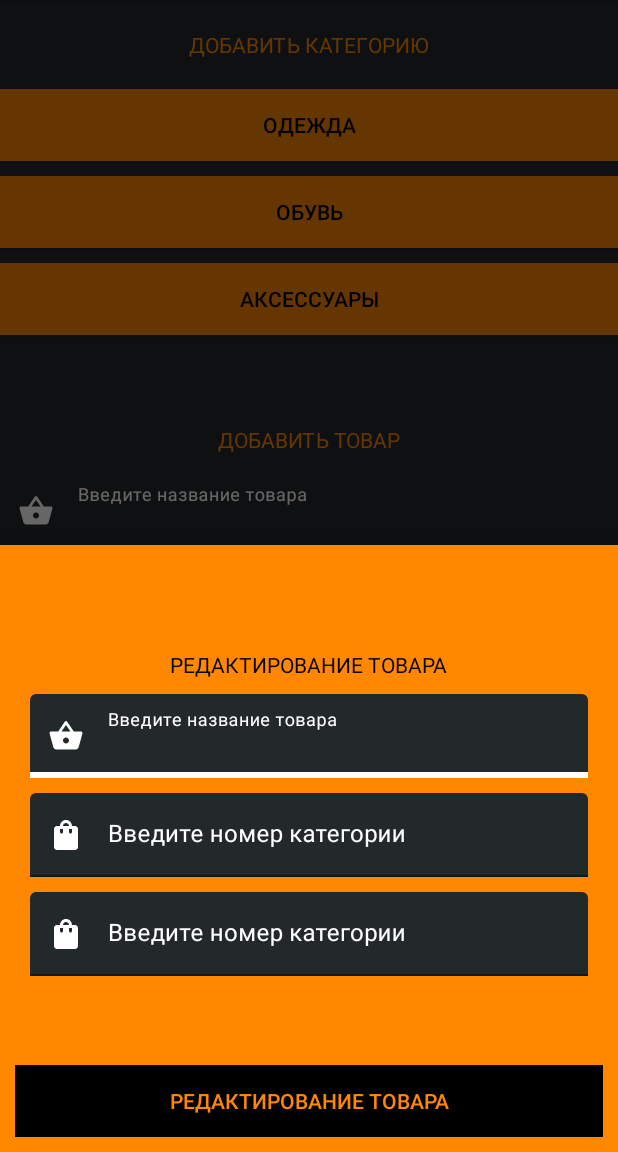
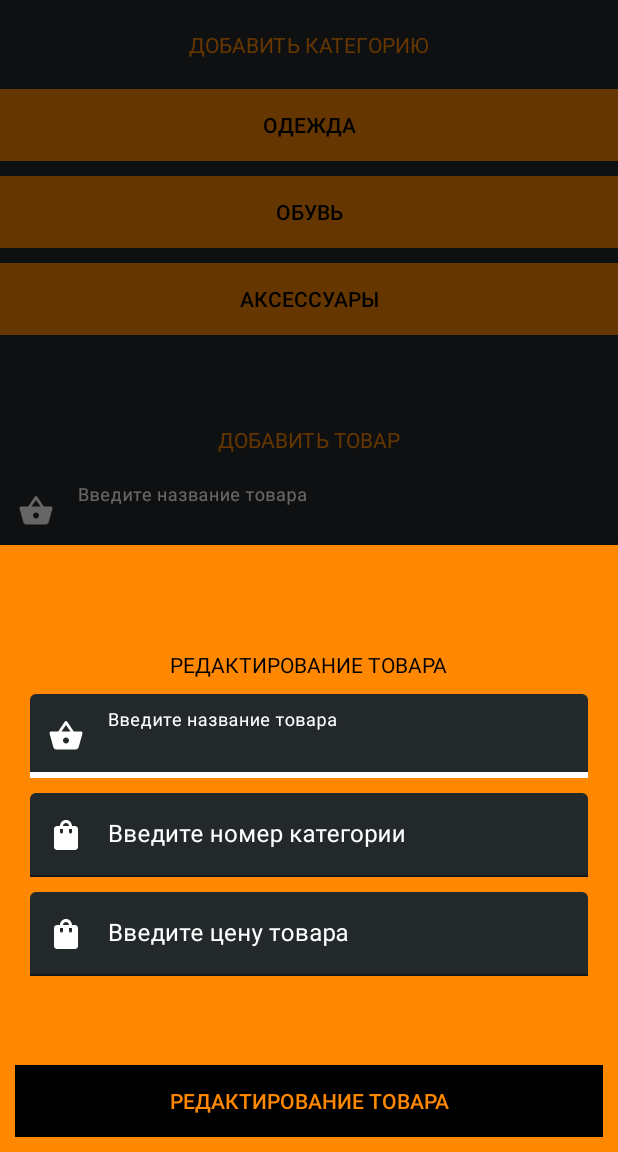
Before and after one commit to MikhailIgnatovich/WorkWithRoom, an Android app: the fragment PanelEditProduct placed in its activity, on a phone screen of 412 x 824 dp, the part 84-1236 px from its top. Run offline under Robolectric (Android 15) with nearby library versions, the phone set to English and light mode, and no system bars; our stand-ins replace Room's generated code, data binding.

Commit message:
panel_edit_product.xml измел textColor

```diff
--- a/app/src/main/res/layout/panel_edit_product.xml
+++ b/app/src/main/res/layout/panel_edit_product.xml
@@ -48,6 +48,7 @@
                     android:id="@+id/editNameProduct"
                     android:layout_width="match_parent"
                     android:layout_height="wrap_content"
+                    android:textColor="@color/white"
                     android:inputType="text"
                     android:textCursorDrawable="@drawable/cursor" />
 
@@ -77,6 +78,7 @@
                     android:layout_width="match_parent"
                     android:layout_height="wrap_content"
                     android:inputType="text"
+                    android:textColor="@color/white"
                     android:textCursorDrawable="@drawable/cursor" />
 
             </com.google.android.material.textfield.TextInputLayout>
@@ -86,7 +88,7 @@
                 android:layout_width="match_parent"
                 android:layout_height="wrap_content"
                 android:layout_margin="10dp"
-                android:hint="@string/labelEnterNumberCategory"
+                android:hint="@string/labelEnterPriceProduct"
                 android:textColorHint="@color/white"
                 app:boxBackgroundColor="@color/background"
                 app:boxStrokeColor="@color/white"
@@ -105,6 +107,7 @@
                     android:layout_width="match_parent"
                     android:layout_height="wrap_content"
                     android:inputType="text"
+                    android:textColor="@color/white"
                     android:textCursorDrawable="@drawable/cursor" />
 
             </com.google.android.material.textfield.TextInputLayout>
```
